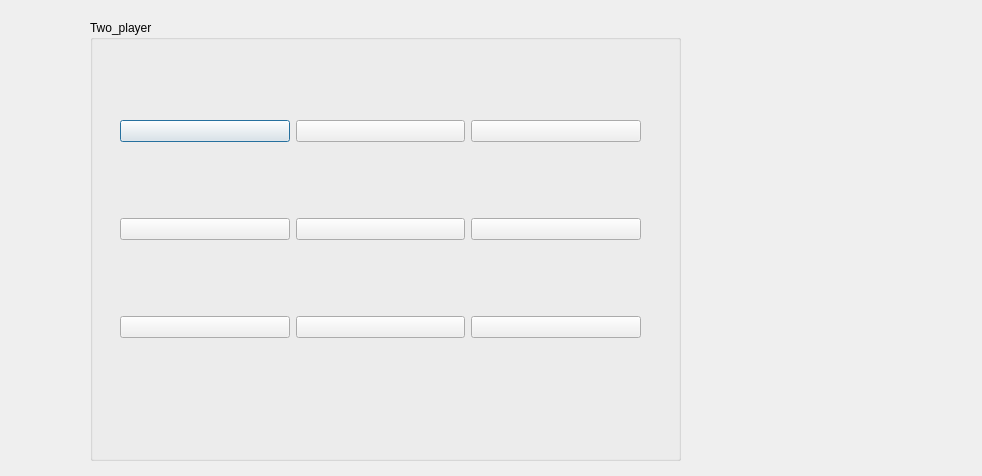
First picture: the form in GUI/twoplayer.ui, repository AHMED-ABDELLATIF56/Advanced-Tic-Tac-Toe, before the edit.
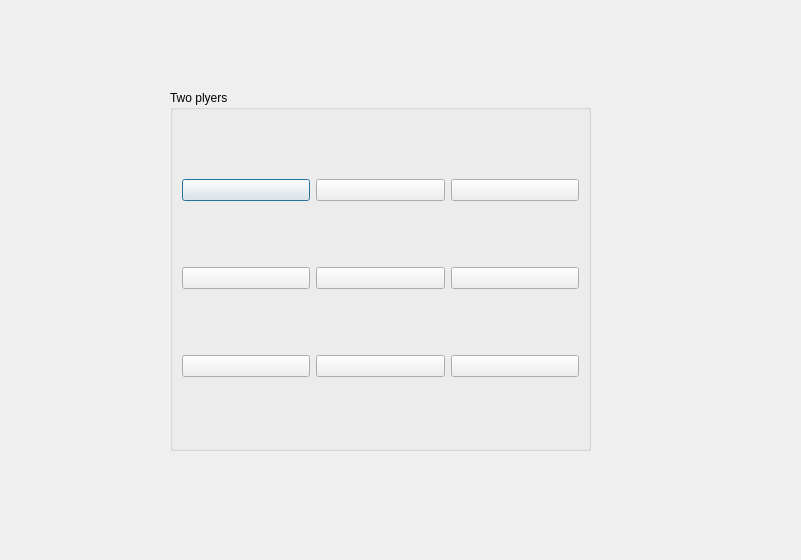
Second picture: the form after the edit.

What changed in the file:
```diff
--- a/GUI/twoplayer.ui
+++ b/GUI/twoplayer.ui
@@ -6,8 +6,8 @@
    <rect>
     <x>0</x>
     <y>0</y>
-    <width>982</width>
-    <height>476</height>
+    <width>801</width>
+    <height>560</height>
    </rect>
   </property>
   <property name="windowTitle">
@@ -16,24 +16,15 @@
   <widget class="QGroupBox" name="groupBox">
    <property name="geometry">
     <rect>
-     <x>90</x>
-     <y>20</y>
-     <width>591</width>
-     <height>441</height>
-    </rect>
-   </property>
-   <property name="title">
-    <string>Two_player</string>
-   </property>
-   <widget class="QWidget" name="layoutWidget">
-    <property name="geometry">
-     <rect>
-      <x>30</x>
-      <y>30</y>
-      <width>521</width>
+     <x>170</x>
+     <y>90</y>
+     <width>421</width>
       <height>361</height>
      </rect>
     </property>
+   <property name="title">
+    <string>Two plyers</string>
+   </property>
     <layout class="QGridLayout" name="gridLayout">
      <item row="0" column="0">
       <widget class="QPushButton" name="pushButton_1">
@@ -99,7 +90,6 @@
       </widget>
      </item>
     </layout>
-   </widget>
   </widget>
  </widget>
  <resources/>
```
Left out of the diff: 34 changed lines with no effect on the pictures. Lines whose indentation alone changed are shown as unchanged.
